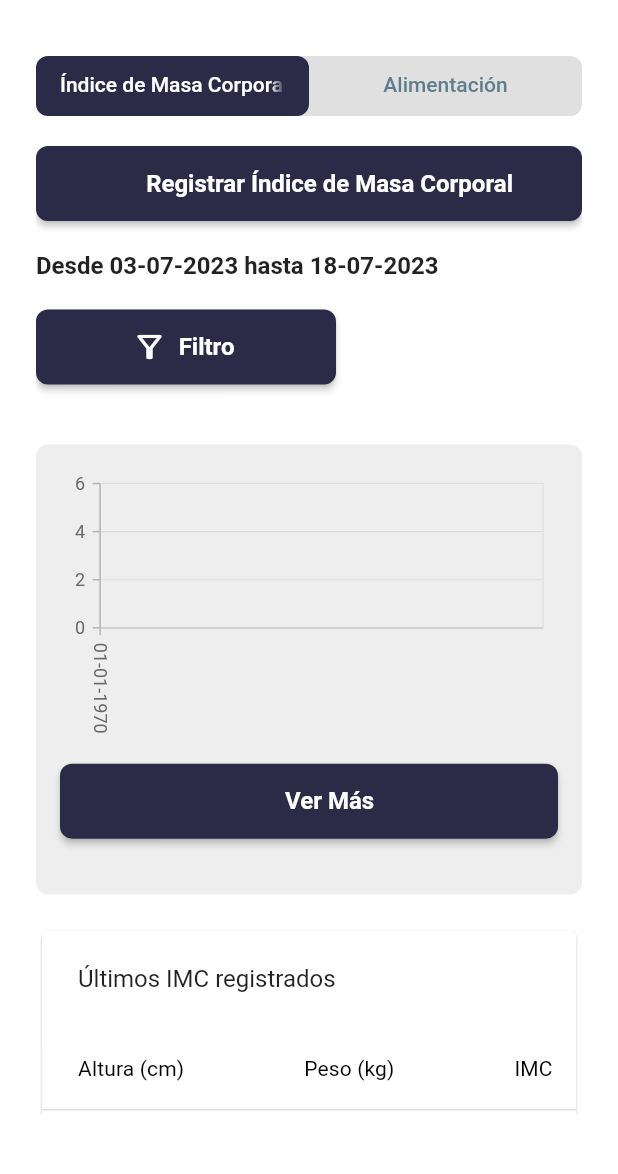
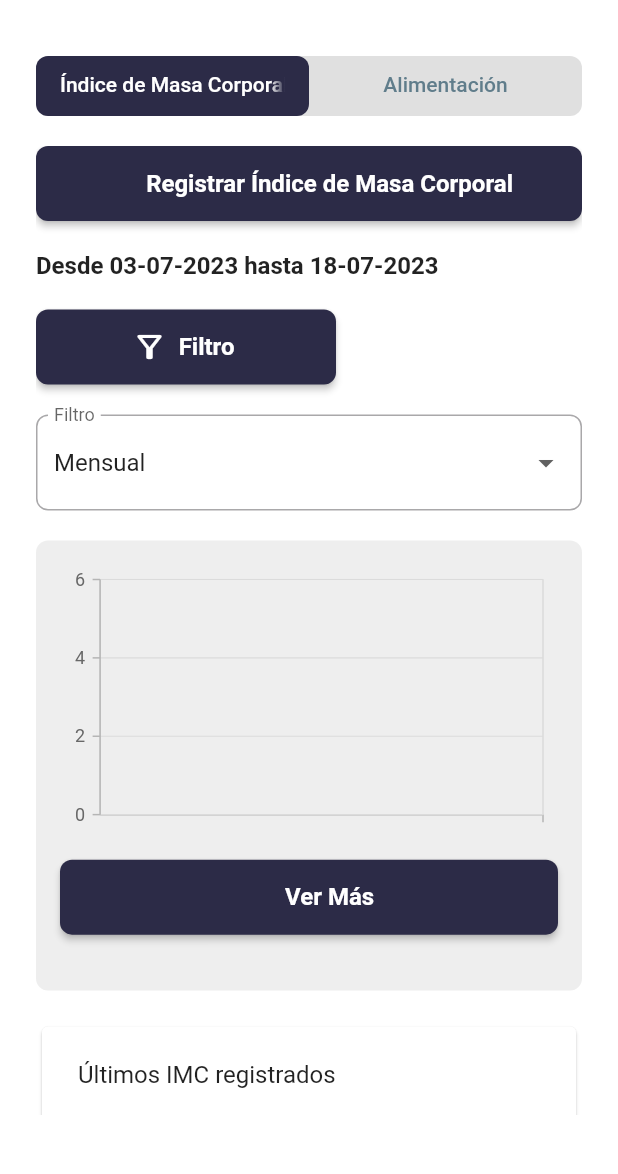
Before and after one commit to Leninner/imc_project_app, a Flutter app: the HomePage screen opened directly, on a phone screen of 412 x 824 dp, the part 55-1229 px from its top. Run offline on Flutter 3.47's test engine with Material 2 defaults, Android fonts, the phone set to English and light mode, and no system bars; our stand-ins replace dartz, dropdown_search, equatable, flutter_bloc, flutter_dotenv, flutter_svg and 4 more; accounts and stored records are empty.

Commit message:
refactor code

```diff
--- a/lib/pages/charts_imc_page.dart
+++ b/lib/pages/charts_imc_page.dart
@@ -1,23 +1,27 @@
 import 'package:flutter/material.dart';
+import 'package:imc_project_app/services/food/index.dart';
 import 'package:intl/intl.dart';
 import 'package:syncfusion_flutter_charts/charts.dart';
 
 import '../main.dart';
 
 class ImcChartReportPage extends StatefulWidget {
-  const ImcChartReportPage({Key? key}) : super(key: key);
+  final CaloriesFoodFilter filter;
+
+  const ImcChartReportPage({
+    super.key,
+    this.filter = CaloriesFoodFilter.day,
+  });
 
   @override
   State<ImcChartReportPage> createState() => _ImcChartReportPageState();
 }
 
 class _ImcChartReportPageState extends State<ImcChartReportPage> {
-  String _selectedFilter = 'Semanal';
-
   @override
   void initState() {
     super.initState();
-    GetData();
+    getData();
   }
 
   String formatDate(String dateString) {
@@ -26,11 +30,12 @@ class _ImcChartReportPageState extends State<ImcChartReportPage> {
     return formatter.format(dateTime);
   }
 
-  Future<List<dynamic>> GetData() async {
+  Future<List<dynamic>> getData() async {
     final response = await supabase
         .from('user_imc')
         .select('createdAt,imc')
         .eq('userId', supabase.auth.currentUser!.id);
+
     final formattedDateResponse = response.map((item) {
       final createdAt = formatDate(item['createdAt']);
       return {
@@ -63,7 +68,7 @@ class _ImcChartReportPageState extends State<ImcChartReportPage> {
                 child: AspectRatio(
                   aspectRatio: 16 / 9,
                   child: FutureBuilder<List<dynamic>>(
-                    future: GetData(),
+                    future: getData(),
                     builder: (context, snapshot) {
                       if (snapshot.connectionState == ConnectionState.waiting) {
                         return const Center(
@@ -84,14 +89,15 @@ class _ImcChartReportPageState extends State<ImcChartReportPage> {
                               ),
                         );
 
-                        if (_selectedFilter == 'Diario') {
+                        if (widget.filter == CaloriesFoodFilter.day) {
                           final imcData = snapshot.data!;
                           imcData.sort(
                             (a, b) => DateFormat('dd-MM-yyyy')
                                 .parse(a['createdAt'])
                                 .compareTo(
-                                  DateFormat('dd-MM-yyyy')
-                                      .parse(b['createdAt']),
+                                  DateFormat('dd-MM-yyyy').parse(
+                                    b['createdAt'],
+                                  ),
                                 ),
                           );
 
@@ -148,7 +154,7 @@ class _ImcChartReportPageState extends State<ImcChartReportPage> {
                           );
                         }
 
-                        if (_selectedFilter == 'Semanal') {
+                        if (widget.filter == CaloriesFoodFilter.week) {
                           final currentDate = DateTime.now();
 
                           final weekStart = currentDate.subtract(
@@ -197,7 +203,7 @@ class _ImcChartReportPageState extends State<ImcChartReportPage> {
                           );
                         }
 
-                        if (_selectedFilter == 'Mensual') {
+                        if (widget.filter == CaloriesFoodFilter.month) {
                           final currentDate = DateTime.now();
 
                           final firstDayOfYear = DateTime(
@@ -275,7 +281,7 @@ class _ImcChartReportPageState extends State<ImcChartReportPage> {
                           );
                         }
 
-                        if (_selectedFilter == 'Anual') {
+                        if (widget.filter == CaloriesFoodFilter.year) {
                           final yearData = <String, List<double>>{};
 
                           for (final data in imcData) {
--- a/lib/widgets/dashboard/user_imc_tab_widget.dart
+++ b/lib/widgets/dashboard/user_imc_tab_widget.dart
@@ -2,6 +2,7 @@ import 'package:flutter/material.dart';
 import 'package:flutter_bloc/flutter_bloc.dart';
 import 'package:imc_project_app/constants/app_routes.dart';
 import 'package:imc_project_app/main.dart';
+import 'package:imc_project_app/services/food/index.dart';
 import 'package:imc_project_app/services/imc/bloc/imc_bloc.dart';
 import 'package:imc_project_app/utils/date_utils.dart';
 import 'package:imc_project_app/widgets/button_widget.dart';
@@ -80,88 +81,8 @@ class _UserImcTabState extends State<UserImcTab> {
                     ),
                     child: Column(
                       children: [
-                        AspectRatio(
-                          aspectRatio: 16 / 9,
-                          child: FutureBuilder<List<dynamic>>(
-                            future: getImcData(),
-                            builder: (context, snapshot) {
-                              if (snapshot.hasData) {
-                                final imcData = snapshot.data!;
-
-                                imcData.sort(
-                                  (a, b) => DateFormat('dd-MM-yyyy')
-                                      .parse(a['createdAt'])
-                                      .compareTo(
-                                        DateFormat('dd-MM-yyyy')
-                                            .parse(b['createdAt']),
-                                      ),
-                                );
-
-                                final currentDate = DateTime.now();
-                                final firstDayOfMonth = DateTime(
-                                  currentDate.year,
-                                  currentDate.month,
-                                  1,
-                                );
-
-                                final lastDayOfMonth = DateTime(
-                                  currentDate.year,
-                                  currentDate.month + 1,
-                                  0,
-                                );
-
-                                final filteredData = imcData.where(
-                                  (item) {
-                                    final createdAt =
-                                        DateFormat('dd-MM-yyyy').parse(
-                                      item['createdAt'],
-                                    );
-
-                                    return createdAt.isAfter(
-                                          firstDayOfMonth.subtract(
-                                            const Duration(
-                                              days: 1,
-                                            ),
-                                          ),
-                                        ) &&
-                                        createdAt.isBefore(
-                                          lastDayOfMonth.add(
-                                            const Duration(
-                                              days: 1,
-                                            ),
-                                          ),
-                                        );
-                                  },
-                                ).toList();
-
-                                return SfCartesianChart(
-                                  primaryXAxis: DateTimeAxis(
-                                    dateFormat: DateFormat('dd-MM-yyyy'),
-                                    labelRotation: 90,
-                                  ),
-                                  tooltipBehavior: TooltipBehavior(
-                                    enable: true,
-                                  ),
-                                  series: <ChartSeries>[
-                                    LineSeries<dynamic, DateTime>(
-                                      name: 'IMC',
-                                      dataSource: filteredData,
-                                      xValueMapper: (data, _) =>
-                                          DateFormat('dd-MM-yyyy').parse(
-                                        data['createdAt'],
-                                      ),
-                                      yValueMapper: (data, _) => data['imc'],
-                                      color: Colors.purple[900],
-                                    ),
-                                  ],
-                                );
-                              } else if (snapshot.hasError) {
-                                return const Text('Error');
-                              } else {
-                                return const SizedBox.shrink();
-                              }
-                            },
-                          ),
+                        _buildImcChart(
+                          state.filters['filter'] as CaloriesFoodFilter,
                         ),
                         const SizedBox(height: 10),
                         ButtonWidget(
@@ -227,9 +148,290 @@ class _UserImcTabState extends State<UserImcTab> {
     );
   }
 
+  AspectRatio _buildImcChart(CaloriesFoodFilter filter) {
+    return AspectRatio(
+      aspectRatio: 16 / 9,
+      child: FutureBuilder<List<dynamic>>(
+        future: getImcData(),
+        builder: (context, snapshot) {
+          if (snapshot.connectionState == ConnectionState.waiting) {
+            return const Center(
+              child: CircularProgressIndicator(),
+            );
+          }
+
+          if (snapshot.hasData) {
+            final imcData = snapshot.data!;
+
+            imcData.sort(
+              (a, b) =>
+                  DateFormat('dd-MM-yyyy').parse(a['createdAt']).compareTo(
+                        DateFormat('dd-MM-yyyy').parse(
+                          b['createdAt'],
+                        ),
+                      ),
+            );
+
+            if (filter == CaloriesFoodFilter.day) {
+              final imcData = snapshot.data!;
+              imcData.sort(
+                (a, b) =>
+                    DateFormat('dd-MM-yyyy').parse(a['createdAt']).compareTo(
+                          DateFormat('dd-MM-yyyy').parse(
+                            b['createdAt'],
+                          ),
+                        ),
+              );
+
+              final currentDate = DateTime.now();
+
+              final firstDayOfMonth = DateTime(
+                currentDate.year,
+                currentDate.month,
+                1,
+              );
+
+              final lastDayOfMonth = DateTime(
+                currentDate.year,
+                currentDate.month + 1,
+                0,
+              );
+
+              final filteredData = imcData.where((item) {
+                final createdAt = DateFormat('dd-MM-yyyy').parse(
+                  item['createdAt'],
+                );
+
+                return createdAt.isAfter(
+                      firstDayOfMonth.subtract(
+                        const Duration(days: 1),
+                      ),
+                    ) &&
+                    createdAt.isBefore(
+                      lastDayOfMonth.add(
+                        const Duration(days: 1),
+                      ),
+                    );
+              }).toList();
+
+              return SfCartesianChart(
+                primaryXAxis: DateTimeAxis(
+                  dateFormat: DateFormat('dd-MM-yyyy'),
+                  labelRotation: 90,
+                ),
+                tooltipBehavior: TooltipBehavior(enable: true),
+                series: <ChartSeries>[
+                  LineSeries<dynamic, DateTime>(
+                    name: 'IMC',
+                    dataSource: filteredData,
+                    xValueMapper: (data, _) => DateFormat(
+                      'dd-MM-yyyy',
+                    ).parse(
+                      data['createdAt'],
+                    ),
+                    yValueMapper: (data, _) => data['imc'],
+                    color: Colors.purple[900],
+                  ),
+                ],
+              );
+            }
+
+            if (filter == CaloriesFoodFilter.week) {
+              final currentDate = DateTime.now();
+
+              final weekStart = currentDate.subtract(
+                Duration(days: currentDate.weekday - 1),
+              );
+              final weekEnd = weekStart.add(
+                const Duration(days: 6),
+              );
+
+              final filteredData = imcData.where((item) {
+                final createdAt = DateFormat('dd-MM-yyyy').parse(
+                  item['createdAt'],
+                );
+
+                return createdAt.isAfter(
+                      weekStart.subtract(
+                        const Duration(days: 1),
+                      ),
+                    ) &&
+                    createdAt.isBefore(
+                      weekEnd.add(
+                        const Duration(days: 1),
+                      ),
+                    );
+              }).toList();
+
+              return SfCartesianChart(
+                primaryXAxis: DateTimeAxis(
+                  dateFormat: DateFormat('dd-MM-yyyy'),
+                  labelRotation: 90,
+                ),
+                tooltipBehavior: TooltipBehavior(enable: true),
+                series: <ChartSeries>[
+                  LineSeries<dynamic, DateTime>(
+                    name: 'IMC',
+                    dataSource: filteredData,
+                    xValueMapper: (data, _) => DateFormat(
+                      'dd-MM-yyyy',
+                    ).parse(
+                      data['createdAt'],
+                    ),
+                    yValueMapper: (data, _) => data['imc'],
+                    color: Colors.purple[900],
+                  ),
+                ],
+              );
+            }
+
+            if (filter == CaloriesFoodFilter.month) {
+              final currentDate = DateTime.now();
+
+              final firstDayOfYear = DateTime(
+                currentDate.year,
+                1,
+                1,
+              );
+
+              final lastDayOfYear = DateTime(
+                currentDate.year,
+                12,
+                31,
+              );
+
+              final monthlyData = <String, List<double>>{};
+
+              for (final data in imcData) {
+                final createdAt = DateFormat('dd-MM-yyyy').parse(
+                  data['createdAt'],
+                );
+
+                final monthYear = DateFormat('MMMM-yyyy').format(
+                  createdAt,
+                );
+
+                final imc = data['imc'].toDouble();
+
+                if (createdAt.isAfter(
+                      firstDayOfYear.subtract(
+                        const Duration(days: 1),
+                      ),
+                    ) &&
+                    createdAt.isBefore(
+                      lastDayOfYear.add(
+                        const Duration(days: 1),
+                      ),
+                    )) {
+                  if (monthlyData.containsKey(monthYear)) {
+                    monthlyData[monthYear]!.add(imc);
+                  } else {
+                    monthlyData[monthYear] = [imc];
+                  }
+                }
+              }
+
+              final filteredData = <dynamic>[];
+
+              for (final entry in monthlyData.entries) {
+                final monthYear = entry.key;
+                final imcList = entry.value;
+
+                final sumImc = imcList.reduce((a, b) => a + b);
+                final averageImc = sumImc / imcList.length;
+
+                filteredData.add(
+                  {
+                    'monthYear': monthYear,
+                    'imc': averageImc,
+                  },
+                );
+              }
+
+              return SfCartesianChart(
+                primaryXAxis: CategoryAxis(),
+                tooltipBehavior: TooltipBehavior(enable: true),
+                series: <ChartSeries>[
+                  LineSeries<dynamic, String>(
+                    name: 'IMC',
+                    dataSource: filteredData,
+                    xValueMapper: (data, _) => data['monthYear'],
+                    yValueMapper: (data, _) => data['imc'],
+                    color: Colors.purple[900],
+                  ),
+                ],
+              );
+            }
+
+            if (filter == CaloriesFoodFilter.year) {
+              final yearData = <String, List<double>>{};
+
+              for (final data in imcData) {
+                final createdAt = DateFormat('dd-MM-yyyy').parse(
+                  data['createdAt'],
+                );
+
+                final year = createdAt.year.toString();
+                final imc = data['imc'].toDouble();
+
+                if (yearData.containsKey(year)) {
+                  yearData[year]!.add(imc);
+                } else {
+                  yearData[year] = [imc];
+                }
+              }
+
+              final filteredData = <dynamic>[];
+
+              for (final entry in yearData.entries) {
+                final year = entry.key;
+                final imcList = entry.value;
+
+                final sumImc = imcList.reduce((a, b) => a + b);
+                final averageImc = sumImc / imcList.length;
+
+                filteredData.add(
+                  {
+                    'createdAt': year,
+                    'imc': averageImc,
+                  },
+                );
+              }
+
+              return SfCartesianChart(
+                primaryXAxis: CategoryAxis(),
+                tooltipBehavior: TooltipBehavior(enable: true),
+                series: <ChartSeries>[
+                  LineSeries<dynamic, String>(
+                    name: 'IMC',
+                    dataSource: filteredData,
+                    xValueMapper: (data, _) => data['createdAt'].toString(),
+                    yValueMapper: (data, _) => data['imc'],
+                    color: Colors.purple[900],
+                  ),
+                ],
+              );
+            }
+
+            return const SizedBox.shrink();
+          }
+
+          if (snapshot.hasError) {
+            return const Center(
+              child: Text('Error'),
+            );
+          }
+
+          return const SizedBox.shrink();
+        },
+      ),
+    );
+  }
+
   DateFilterWidget _buildDatePicker(filters) {
     return DateFilterWidget(
       filters: filters,
+      shouldShowPeriodFilter: true,
       onSubmit: (selectedDateRange, filter) {
         BlocProvider.of<ImcBloc>(context).add(
           GetImcEvent(
```
